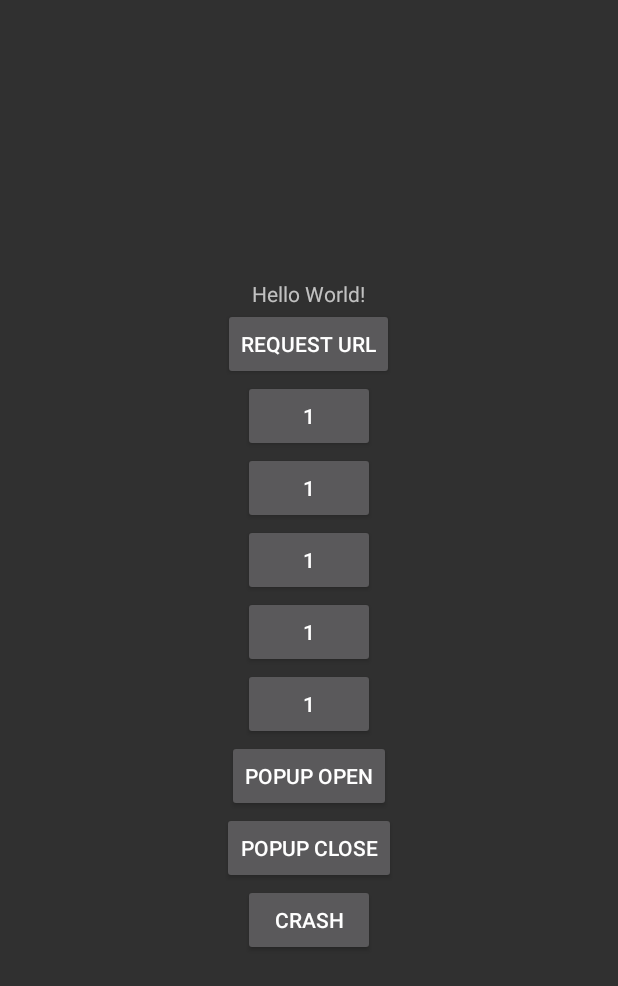
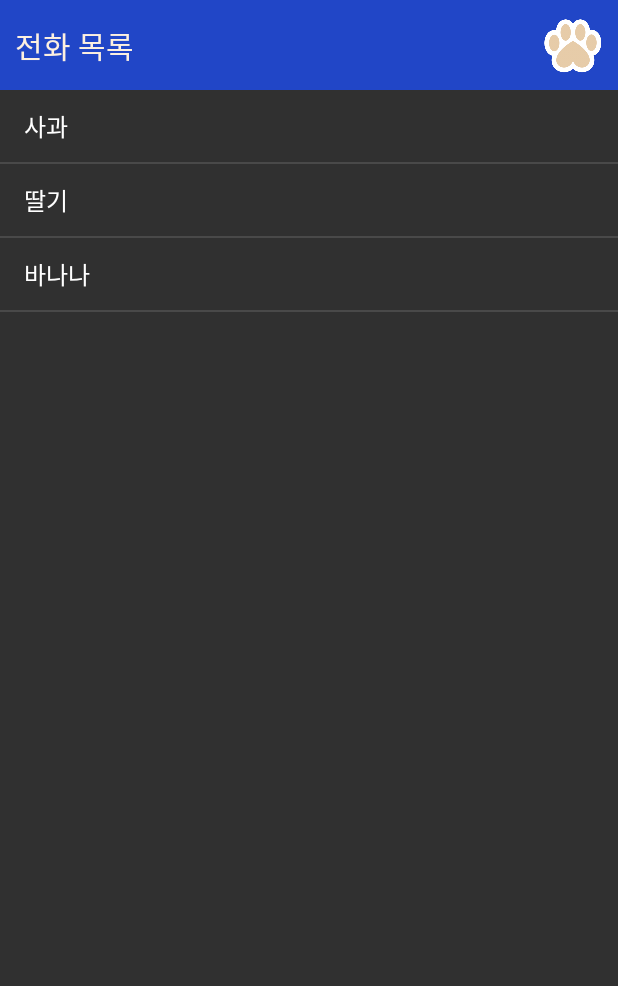
Before and after one commit to LimKyunghyuk/CatchCall2, an Android app: the screen it shows after launch (MainActivity), on a phone screen of 412 x 824 dp. Shown: the top 986 px of the screen. Run offline under Robolectric (Android 15) with nearby library versions, the phone set to English and light mode, and no system bars.

```diff
--- a/app/src/main/res/layout/activity_main.xml
+++ b/app/src/main/res/layout/activity_main.xml
@@ -2,75 +2,20 @@
 <LinearLayout xmlns:android="http://schemas.android.com/apk/res/android"
     android:layout_width="match_parent"
     android:layout_height="match_parent"
-    android:gravity="center"
-    android:orientation="vertical"
-    android:padding="16dp">
+    android:orientation="vertical">
 
-    <TextView
-        android:id="@+id/tv_hello"
-        android:layout_width="wrap_content"
+    <include
+        android:id="@+id/header"
+        android:layout_width="match_parent"
         android:layout_height="wrap_content"
-        android:text="Hello World!"
-       />
-
-    <Button
-        android:id="@+id/btn_request"
-        android:layout_width="wrap_content"
-        android:layout_height="wrap_content"
-        android:text="Request URL"
+        layout="@layout/header_main"
         />
 
-    <Button
-        android:layout_width="wrap_content"
-        android:layout_height="wrap_content"
-        android:text="1"
+    <ListView
+        android:id="@+id/list"
+
+        android:layout_width="match_parent"
+        android:layout_height="match_parent"
         />
 
-    <Button
-        android:layout_width="wrap_content"
-        android:layout_height="wrap_content"
-        android:text="1"
-        />
-
-    <Button
-        android:layout_width="wrap_content"
-        android:layout_height="wrap_content"
-        android:text="1"
-        />
-
-    <Button
-        android:layout_width="wrap_content"
-        android:layout_height="wrap_content"
-        android:text="1"
-        />
-
-    <Button
-        android:layout_width="wrap_content"
-        android:layout_height="wrap_content"
-        android:text="1"
-        />
-
-
-    <Button
-        android:id="@+id/btn_popup_open"
-        android:layout_width="wrap_content"
-        android:layout_height="wrap_content"
-        android:text="Popup open"
-    />
-
-    <Button
-        android:id="@+id/btn_popup_close"
-        android:layout_width="wrap_content"
-        android:layout_height="wrap_content"
-        android:text="Popup close"
-        />
-
-
-    <Button
-        android:id="@+id/btn_crash"
-        android:layout_width="wrap_content"
-        android:layout_height="wrap_content"
-        android:text="Crash"
-    />
-
 </LinearLayout>
```
Also changed, not shown: app/build.gradle (line endings or trailing spaces).
